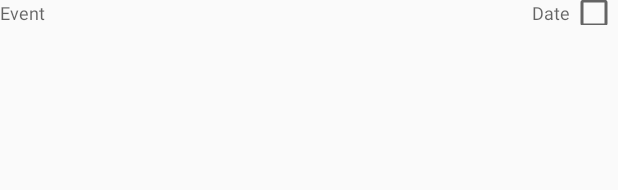
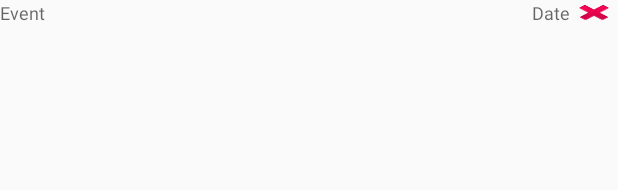
Before and after one commit to cpe305/fall2016-project-davidlevitsky, an Android app: the layout event_adapter.xml on its own in the app's theme, with its tools: preview values and no code run, on a phone screen of 412 x 824 dp. Shown: the top 190 px of the screen. Run offline under Robolectric (Android 15) with nearby library versions, the light colour scheme and no system bars.

Commit message:
Adding Ability to Delete Events
Events that are created can now be deleted by clicking a red ‘x’ on the
event display. This will remove the event both from the ArrayList
attached to the Adapter and from the Realm Database. User will be
notified.

```diff
--- a/app/src/main/java/com/example/davidlevitsky/friendsconnect/CreateEventActivity.java
+++ b/app/src/main/java/com/example/davidlevitsky/friendsconnect/CreateEventActivity.java
@@ -90,6 +90,8 @@ public class CreateEventActivity extends AppCompatActivity {
         final String name = etEventName.getText().toString();
         final String date = etDateString.getText().toString();
 
+
+
         Toast toast = Toast.makeText(getApplicationContext(), "creation works: " + name, Toast.LENGTH_LONG);
         Realm realm = Realm.getDefaultInstance();
         realm.executeTransaction(new Realm.Transaction() {
@@ -101,9 +103,12 @@ public class CreateEventActivity extends AppCompatActivity {
                 event.setLocation("test location");
                 event.setFromTime(fromTime.toString());
                 event.setToTime(toTime.toString());
+                EventsList.getInstance().addEvent(event);
+
 
             }
         });
+
 
         toast.show();
     }
--- a/app/src/main/res/layout/event_adapter.xml
+++ b/app/src/main/res/layout/event_adapter.xml
@@ -1,6 +1,9 @@
 <?xml version="1.0" encoding="utf-8"?>
 <RelativeLayout xmlns:android="http://schemas.android.com/apk/res/android"
-    android:layout_width="match_parent" android:layout_height="match_parent">
+    xmlns:tools="http://schemas.android.com/tools"
+    android:layout_width="match_parent" android:layout_height="match_parent"
+    android:clickable="true"
+    android:onClick="onClickDelete">
 
 
     <TextView
@@ -15,15 +18,16 @@
         android:textSize="12sp" />
 
 
-    <CheckBox
+    <ImageButton
         android:layout_width="wrap_content"
         android:layout_height="wrap_content"
-        android:id="@+id/cbAdapterTaskCompleted"
-        android:checked="false"
+        android:clickable="true"
+        android:id="@+id/ibDeleteEvent"
         android:layout_alignParentTop="true"
-        android:layout_alignParentRight="true"
+        android:background="@android:drawable/ic_delete"
+        android:layout_alignBottom="@+id/tvAdapterNameOfPerson"
         android:layout_alignParentEnd="true"
-        android:layout_alignBottom="@+id/tvAdapterNameOfPerson" />
+        android:onClick="onClickDelete" />
 
     <TextView
         android:layout_width="wrap_content"
@@ -42,8 +46,8 @@
         android:text="Date"
         android:id="@+id/tvAdapterDate"
         android:layout_alignParentTop="true"
-        android:layout_toStartOf="@+id/cbAdapterTaskCompleted"
-        android:layout_alignBottom="@+id/cbAdapterTaskCompleted"
+        android:layout_toStartOf="@+id/ibDeleteEvent"
+        android:layout_alignBottom="@+id/ibDeleteEvent"
         android:textSize="12sp"/>
 
 </RelativeLayout>
```
Also changed, not shown: app/src/main/java/com/example/davidlevitsky/friendsconnect/EventAdapter.java (+37 -1 lines), app/src/main/java/com/example/davidlevitsky/friendsconnect/MainActivity.java (+36 -9 lines).
